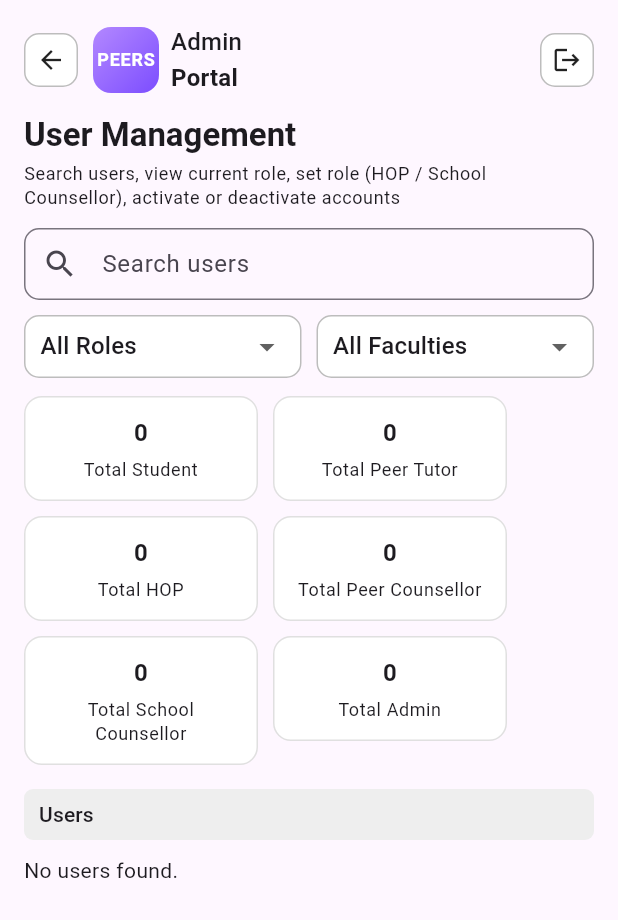
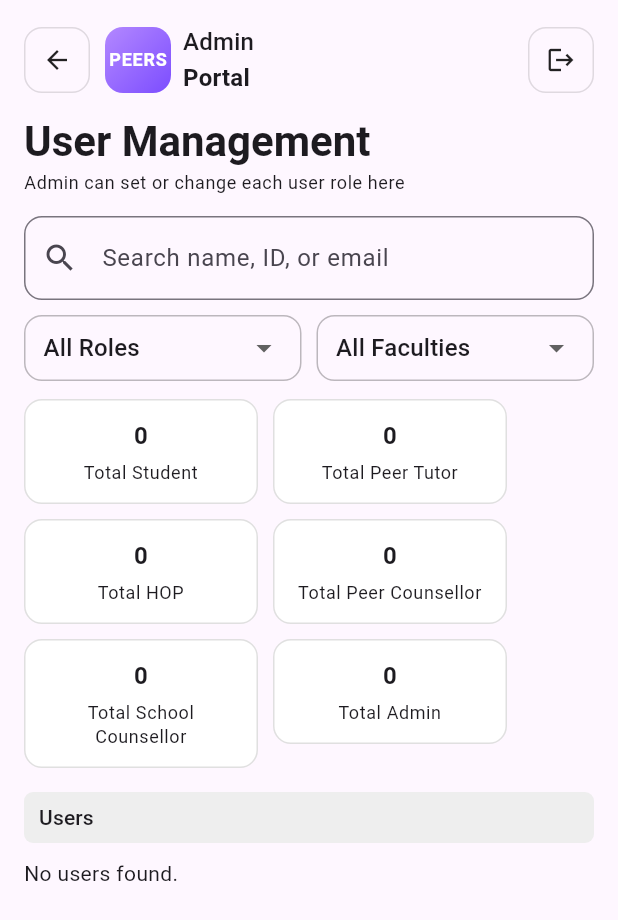
Before and after one commit to Saint-K3N/peers_app, a Flutter app: the AdminUserManagementPage screen opened by its route, on a phone screen of 412 x 824 dp. Shown: the top 920 px of the screen. Run offline on Flutter 3.47's test engine with Material 3 defaults, Android fonts, the light colour scheme and no system bars; our stand-ins replace cloud_firestore, file_picker, firebase_auth, firebase_core, firebase_storage, flutter_dotenv and 2 more; missing offline and left inert: firebase_app_check; accounts and stored records are empty; generated files the repository leaves out were written again.

Commit message:
Final final commit

```diff
--- a/lib/admin_home_page.dart
+++ b/lib/admin_home_page.dart
@@ -121,7 +121,7 @@ class _GreetingCardAdminFirebase extends StatelessWidget {
     final authUser = FirebaseAuth.instance.currentUser;
     final uid = authUser?.uid;
 
-    // ✅ Make the stream explicitly typed and nullable
+    // Make the stream explicitly typed and nullable
     final Stream<DocumentSnapshot<Map<String, dynamic>>>? userDocStream = uid == null
         ? null
         : FirebaseFirestore.instance.collection('users').doc(uid).snapshots();
@@ -134,7 +134,7 @@ class _GreetingCardAdminFirebase extends StatelessWidget {
         .where('status', isEqualTo: 'pending');
 
     return StreamBuilder<DocumentSnapshot<Map<String, dynamic>>>(
-      stream: userDocStream, // ✅ Now matches the expected type
+      stream: userDocStream, //
       builder: (context, userSnap) {
         final name = _pickName(authUser, userSnap.data?.data());
 
--- a/lib/admin_user_management_page.dart
+++ b/lib/admin_user_management_page.dart
@@ -164,9 +164,9 @@ class _AdminUserManagementPageState extends State<AdminUserManagementPage> {
     }
   }
 
-  /// ✅ ENHANCED: Toggleable status helper with double confirmation
+  /// Toggleable status helper with double confirmation
   Future<void> _setUserStatusByEmail(String email, String status, String userName) async {
-    // ✅ NEW: Double confirmation dialog
+    // Double confirmation dialog
     final action = status == 'active' ? 'activate' : 'deactivate';
     final ok = await showDialog<bool>(
       context: context,
@@ -248,23 +248,29 @@ class _AdminUserManagementPageState extends State<AdminUserManagementPage> {
                       children: [
                         Text(
                           'User Management',
-                          style: t.titleLarge?.copyWith(fontWeight: FontWeight.w700),
+                          style: t.headlineMedium
+                              ?.copyWith(fontWeight: FontWeight.bold),
                         ),
-                        const SizedBox(height: 4),
+                        const SizedBox(height: 2),
                         Text(
-                          'Search users, view current role, set role (HOP / School Counsellor), activate or deactivate accounts',
+                          'Admin can set or change each user role here',
                           style: t.bodySmall,
-                          softWrap: true,
                         ),
                       ],
                     ),
                   ),
                 ],
               ),
+              const SizedBox(height: 14),
 
-              const SizedBox(height: 12),
-
-              _SearchField(
+              TextField(
+                decoration: InputDecoration(
+                  hintText: 'Search name, ID, or email',
+                  prefixIcon: const Icon(Icons.search),
+                  border: OutlineInputBorder(
+                    borderRadius: BorderRadius.circular(12),
+                  ),
+                ),
                 onChanged: (v) =>
                     setState(() => _search = v.trim().toLowerCase()),
               ),
@@ -324,7 +330,7 @@ class _AdminUserManagementPageState extends State<AdminUserManagementPage> {
                         roleFilter: _selectedRoleFilter,
                         facFilter: _selectedFacultyFilter,
                         onRoleChange: _updateUserRoleByEmail,
-                        onToggleStatus: _setUserStatusByEmail, // ✅ Updated signature
+                        onToggleStatus: _setUserStatusByEmail,
                         readRole: _readRole,
                         facultyIdToName: facultyIdToName,
                       ),
@@ -402,39 +408,20 @@ class _IconSquare extends StatelessWidget {
   @override
   Widget build(BuildContext context) {
     return Material(
-      color: Colors.white,
-      borderRadius: BorderRadius.circular(10),
+      color: Colors.transparent,
       child: InkWell(
         onTap: onTap,
-        borderRadius: BorderRadius.circular(10),
-        child: Ink(
-          height: 36,
-          width: 36,
+        borderRadius: BorderRadius.circular(12),
+        child: Container(
+          width: 44,
+          height: 44,
           decoration: BoxDecoration(
-            border: Border.all(color: Colors.black26),
-            borderRadius: BorderRadius.circular(10),
+            borderRadius: BorderRadius.circular(12),
+            border: Border.all(color: Colors.black12),
           ),
+          alignment: Alignment.center,
           child: Icon(icon, size: 20),
         ),
-      ),
-    );
-  }
-}
-
-class _SearchField extends StatelessWidget {
-  final ValueChanged<String> onChanged;
-  const _SearchField({required this.onChanged});
-
-  @override
-  Widget build(BuildContext context) {
-    return TextField(
-      onChanged: onChanged,
-      decoration: InputDecoration(
-        hintText: 'Search users',
-        prefixIcon: const Icon(Icons.search),
-        contentPadding:
-        const EdgeInsets.symmetric(horizontal: 12, vertical: 12),
-        border: OutlineInputBorder(borderRadius: BorderRadius.circular(10)),
       ),
     );
   }
@@ -444,24 +431,25 @@ class _DropdownPill<T> extends StatelessWidget {
   final T value;
   final List<T> items;
   final ValueChanged<T?> onChanged;
-  const _DropdownPill(
-      {required this.value, required this.items, required this.onChanged});
+  const _DropdownPill({
+    required this.value,
+    required this.items,
+    required this.onChanged,
+  });
 
   @override
   Widget build(BuildContext context) {
     return Container(
-      height: 42,
-      padding: const EdgeInsets.symmetric(horizontal: 10),
+      height: 44,
+      padding: const EdgeInsets.symmetric(horizontal: 12),
       decoration: BoxDecoration(
-        color: Colors.white,
         border: Border.all(color: Colors.black26),
-        borderRadius: BorderRadius.circular(10),
+        borderRadius: BorderRadius.circular(12),
       ),
       child: DropdownButton<T>(
+        value: value,
+        underline: const SizedBox(),
         isExpanded: true,
-        underline: const SizedBox(),
-        value: value,
-        icon: const Icon(Icons.arrow_drop_down),
         items: items
             .map((e) => DropdownMenuItem<T>(value: e, child: Text('$e')))
             .toList(),
@@ -495,7 +483,7 @@ class _SectionLabel extends StatelessWidget {
 class _UsersFromFirestoreList extends StatelessWidget {
   final String search, roleFilter, facFilter;
   final Future<void> Function(String email, String newRoleLabel) onRoleChange;
-  final Future<void> Function(String email, String status, String userName) onToggleStatus; // ✅ Updated
+  final Future<void> Function(String email, String status, String userName) onToggleStatus;
   final UserRole Function(String? s) readRole;
   final Map<String, String> facultyIdToName;
 
@@ -537,8 +525,20 @@ class _UsersFromFirestoreList extends StatelessWidget {
           );
         }).toList();
 
+        // ✅ FIX: Filter out users who have corresponding Firebase Auth entries
+        // This prevents showing "ghost" users whose Firestore docs exist but Auth accounts don't
+        return FutureBuilder<List<AppUser>>(
+          future: _filterUsersWithValidAuth(users),
+          builder: (context, authFilteredSnap) {
+            if (!authFilteredSnap.hasData) {
+              return const Center(child: CircularProgressIndicator());
+            }
+
+            List<AppUser> filteredUsers = authFilteredSnap.data!;
+
+            // Search Bar - Search
             final s = search.trim().toLowerCase();
-        users = users.where((u) {
+            filteredUsers = filteredUsers.where((u) {
               final matchesSearch = s.isEmpty ||
                   u.name.toLowerCase().contains(s) ||
                   u.id.toLowerCase().contains(s) ||
@@ -550,7 +550,7 @@ class _UsersFromFirestoreList extends StatelessWidget {
               return matchesSearch && matchesRole && matchesFac;
             }).toList();
 
-        if (users.isEmpty) {
+            if (filteredUsers.isEmpty) {
               return const Text('No users found.');
             }
 
@@ -558,11 +558,11 @@ class _UsersFromFirestoreList extends StatelessWidget {
               children: [
                 Align(
                   alignment: Alignment.centerLeft,
-              child: Text('Found ${users.length} users',
+                  child: Text('Found ${filteredUsers.length} users',
                       style: Theme.of(context).textTheme.bodySmall),
                 ),
                 const SizedBox(height: 8),
-            for (final u in users) ...[
+                for (final u in filteredUsers) ...[
                   _UserItemCard(
                     user: u,
                     onRoleChanged: (label) async {
@@ -577,6 +577,19 @@ class _UsersFromFirestoreList extends StatelessWidget {
             );
           },
         );
+      },
+    );
+  }
+
+  // ✅ NEW METHOD: Filter users based on whether their Auth account still exists
+  // This checks if the uid stored in Firestore document actually matches an existing Auth user
+  Future<List<AppUser>> _filterUsersWithValidAuth(List<AppUser> users) async {
+    // Simple approach: Only show users whose Firestore doc has a valid uid field
+    // The uid field should be set during account creation and removed if Auth is deleted
+    return users.where((user) {
+      // Keep users that have a uid field (meaning their Auth account exists)
+      return user.uid != null && user.uid!.isNotEmpty;
+    }).toList();
   }
 
   static String _roleToLabelStatic(UserRole r) {
@@ -690,7 +703,7 @@ class _StatBox extends StatelessWidget {
 class _UserItemCard extends StatelessWidget {
   final AppUser user;
   final ValueChanged<String?> onRoleChanged;
-  final Future<void> Function(String email, String status, String userName) onToggleStatus; // ✅ Updated
+  final Future<void> Function(String email, String status, String userName) onToggleStatus;
 
   const _UserItemCard({
     required this.user,
@@ -707,7 +720,7 @@ class _UserItemCard extends StatelessWidget {
     final dropdownValue = allowedRoles.contains(currentLabel) ? currentLabel : null;
 
     final isActive = (user.status ?? 'active') == 'active';
-    final isAdmin = user.role == UserRole.admin; // ✅ NEW: Check if user is admin
+    final isAdmin = user.role == UserRole.admin;
 
     return Container(
       padding: const EdgeInsets.fromLTRB(12, 12, 12, 12),
@@ -741,7 +754,6 @@ class _UserItemCard extends StatelessWidget {
           ),
           const SizedBox(height: 8),
 
-          // ✅ NEW: Hide controls for Admin users
           if (!isAdmin) ...[
             Row(
               children: [
@@ -783,7 +795,6 @@ class _UserItemCard extends StatelessWidget {
               ],
             ),
           ] else ...[
-            // ✅ NEW: Show message for Admin users
             Container(
               padding: const EdgeInsets.symmetric(horizontal: 12, vertical: 10),
               decoration: BoxDecoration(
--- a/lib/auth_gate.dart
+++ b/lib/auth_gate.dart
@@ -139,7 +139,7 @@ class _AuthGateState extends State<AuthGate> {
                   child: Column(
                     mainAxisSize: MainAxisSize.min,
                     children: [
-                      const Text('Your account is not active. Contact support.'),
+                      const Text('Your account is not active. Contact support at admin@gmail.com OR visit IT Services @ Level 3.'),
                       const SizedBox(height: 12),
                       TextButton(
                         onPressed: () async => FirebaseAuth.instance.signOut(),
--- a/lib/home_page.dart
+++ b/lib/home_page.dart
@@ -26,6 +26,7 @@ class _MyHomePageState extends State<MyHomePage> {
   void _goToRegister() => Navigator.pushNamed(context, '/register');
   void _forgotPassword() => Navigator.pushNamed(context, '/forgot');
 
+  // Checks login error handling from login page
   Future<void> _login() async {
     if (!_formKey.currentState!.validate()) return;
     setState(() => _isLoading = true);
--- a/lib/school_counsellor_detail_page.dart
+++ b/lib/school_counsellor_detail_page.dart
@@ -654,18 +654,6 @@ class _StudentsList extends StatelessWidget {
                           ],
                         ),
                       ),
-                      SizedBox(
-                        height: 30,
-                        child: FilledButton(
-                          style: FilledButton.styleFrom(backgroundColor: Colors.black),
-                          onPressed: () => Navigator.pushNamed(
-                            context,
-                            studentReportRoute,
-                            arguments: {'studentId': sid},
-                          ),
-                          child: const Text('View'),
-                        ),
-                      ),
                     ],
                   ),
                 );
--- a/lib/school_counsellor_my_counsellors_page.dart
+++ b/lib/school_counsellor_my_counsellors_page.dart
@@ -145,7 +145,7 @@ class _SchoolCounsellorMyCounsellorsPageState
               ),
               const SizedBox(height: 16),
 
-              // Live list
+              // Filter active , approved PEER COUNSELLORS
               StreamBuilder<QuerySnapshot<Map<String, dynamic>>>(
                 stream: appsStream,
                 builder: (context, appSnap) {
--- a/lib/school_counsellor_review_applications_page.dart
+++ b/lib/school_counsellor_review_applications_page.dart
@@ -230,7 +230,7 @@ class _SCAppCardWrapper extends StatelessWidget {
     final data = appDoc.data() ?? {};
     final uid = (data['userId'] ?? '').toString();
 
-    // ✅ Extra guard (legacy docs safety)
+    // Extra guard (legacy docs safety)
     final role = ((data['requestedRole'] ?? data['role'] ?? '') as String).toLowerCase();
     if (role != 'peer_counsellor') {
       return const SizedBox.shrink();
--- a/lib/school_counsellor_schedule_page.dart
+++ b/lib/school_counsellor_schedule_page.dart
@@ -206,6 +206,7 @@ class _SchoolCounsellorSchedulingPageState extends State<SchoolCounsellorSchedul
     final startDt = DateTime(resultDate.year, resultDate.month, resultDate.day, resultStartTod.hour, resultStartTod.minute);
     final endDt   = DateTime(resultDate.year, resultDate.month, resultDate.day, resultEndTod.hour, resultEndTod.minute);
 
+    //_-----------VALIDATE NEW TIMES-----------//
     if (!startDt.isAfter(DateTime.now())) {
       if (mounted) {
         ScaffoldMessenger.of(context).showSnackBar(
--- a/lib/student_find_help_page.dart
+++ b/lib/student_find_help_page.dart
@@ -267,6 +267,7 @@ class _StudentFindHelpPageState extends State<StudentFindHelpPage> {
           totalNonCancelled++;
         }
 
+        //IF INTEREST OVERLAPS
         final overlap =
             helperInterestIds.where((id) => studentIds.contains(id)).length;
         final match = _matchFromOverlap(overlap);
--- a/lib/student_home_page.dart
+++ b/lib/student_home_page.dart
@@ -540,7 +540,7 @@ class _AppointmentsListState extends State<_AppointmentsList> {
           builder: (context, snap) {
             if (snap.connectionState == ConnectionState.waiting) return const Padding(padding: EdgeInsets.symmetric(vertical: 12), child: Center(child: CircularProgressIndicator()));
             if (snap.hasError) return Padding(padding: const EdgeInsets.symmetric(vertical: 8), child: Text('Error: ${snap.error}', style: t.bodyMedium?.copyWith(color: Colors.red)));
-
+            // Retrieve Your Appointments Data
             final now = DateTime.now();
             final docs = (snap.data?.docs ?? const [])
                 .where((d) {
--- a/lib/student_profile_page.dart
+++ b/lib/student_profile_page.dart
@@ -63,7 +63,7 @@ class InterestItem {
 class _StudentProfilePageState extends State<StudentProfilePage> {
   final _aboutCtrl = TextEditingController();
 
-  bool _editing = false;
+  bool _editing = false; //View only mode first//
   bool _saving = false;
 
   bool _uploadingAvatar = false;
```
Also changed, not shown: 4 other files. Lines whose indentation alone changed are shown as unchanged.
